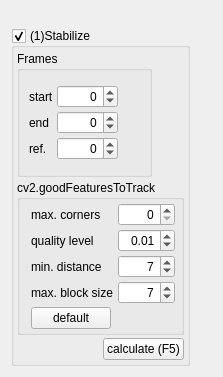
Qt form tools/merge_stabilize/ui/ui_widget_stabilize.ui (JepEtau/mco) before a commit.
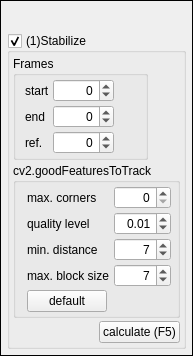
The same form after that commit. Icons and pictures are not drawn.

Diff of the .ui file:
```diff
--- a/tools/merge_stabilize/ui/ui_widget_stabilize.ui
+++ b/tools/merge_stabilize/ui/ui_widget_stabilize.ui
@@ -6,36 +6,66 @@
    <rect>
     <x>0</x>
     <y>0</y>
-    <width>223</width>
-    <height>377</height>
+    <width>177</width>
+    <height>354</height>
    </rect>
   </property>
   <property name="windowTitle">
    <string>Form</string>
   </property>
   <layout class="QVBoxLayout" name="verticalLayout">
+   <property name="spacing">
+    <number>0</number>
+   </property>
+   <property name="leftMargin">
+    <number>0</number>
+   </property>
    <property name="topMargin">
     <number>0</number>
    </property>
+   <property name="rightMargin">
+    <number>0</number>
+   </property>
+   <property name="bottomMargin">
+    <number>0</number>
+   </property>
    <item>
-    <layout class="QHBoxLayout" name="horizontalLayout">
+    <widget class="QFrame" name="frame">
+     <property name="frameShape">
+      <enum>QFrame::Panel</enum>
+     </property>
+     <property name="frameShadow">
+      <enum>QFrame::Plain</enum>
+     </property>
+     <layout class="QVBoxLayout" name="verticalLayout_2">
+      <property name="spacing">
+       <number>4</number>
+      </property>
+      <property name="leftMargin">
+       <number>6</number>
+      </property>
+      <property name="topMargin">
+       <number>6</number>
+      </property>
+      <property name="rightMargin">
+       <number>6</number>
+      </property>
+      <property name="bottomMargin">
+       <number>6</number>
+      </property>
+      <item>
+       <layout class="QHBoxLayout" name="horizontalLayout_2">
      <property name="spacing">
       <number>3</number>
      </property>
      <item>
       <widget class="QPushButton" name="pushButton_set_preview">
        <property name="sizePolicy">
-        <sizepolicy hsizetype="Maximum" vsizetype="Fixed">
+           <sizepolicy hsizetype="Maximum" vsizetype="Maximum">
          <horstretch>0</horstretch>
          <verstretch>0</verstretch>
         </sizepolicy>
        </property>
-       <property name="maximumSize">
-        <size>
-         <width>25</width>
-         <height>16777215</height>
-        </size>
-       </property>
        <property name="text">
         <string/>
        </property>
@@ -53,7 +83,7 @@
       </widget>
      </item>
      <item>
-      <widget class="QPushButton" name="pushButton_save_modifications">
+         <widget class="QPushButton" name="pushButton_save">
        <property name="sizePolicy">
         <sizepolicy hsizetype="Maximum" vsizetype="Maximum">
          <horstretch>0</horstretch>
@@ -79,7 +109,7 @@
       </widget>
      </item>
      <item>
-      <widget class="QPushButton" name="pushButton_discard_modifications">
+         <widget class="QPushButton" name="pushButton_discard">
        <property name="sizePolicy">
         <sizepolicy hsizetype="Maximum" vsizetype="Maximum">
          <horstretch>0</horstretch>
@@ -105,7 +135,7 @@
       </widget>
      </item>
      <item>
-      <spacer name="horizontalSpacer">
+         <spacer name="horizontalSpacer_2">
        <property name="orientation">
         <enum>Qt::Horizontal</enum>
        </property>
@@ -634,6 +664,9 @@
    </item>
   </layout>
  </widget>
+   </item>
+  </layout>
+ </widget>
  <tabstops>
   <tabstop>groupBox_stabilize</tabstop>
   <tabstop>spinBox_frame_start</tabstop>
```
Left out of the diff: 14 changed lines with no effect on the pictures. Lines whose indentation alone changed are shown as unchanged.
